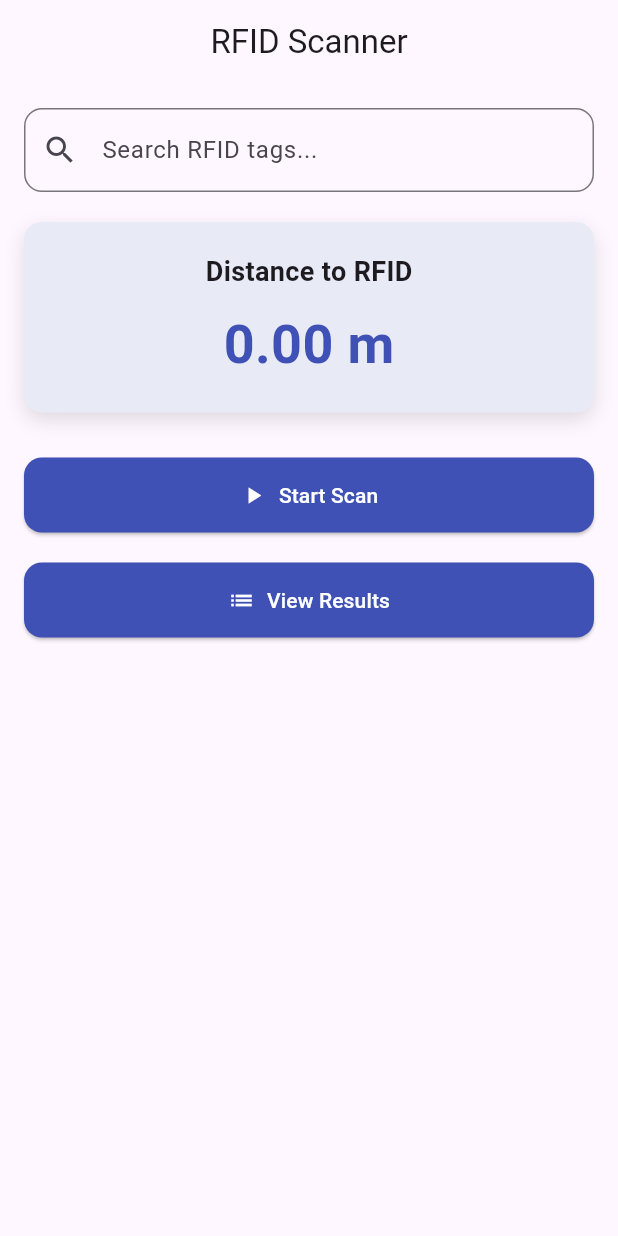
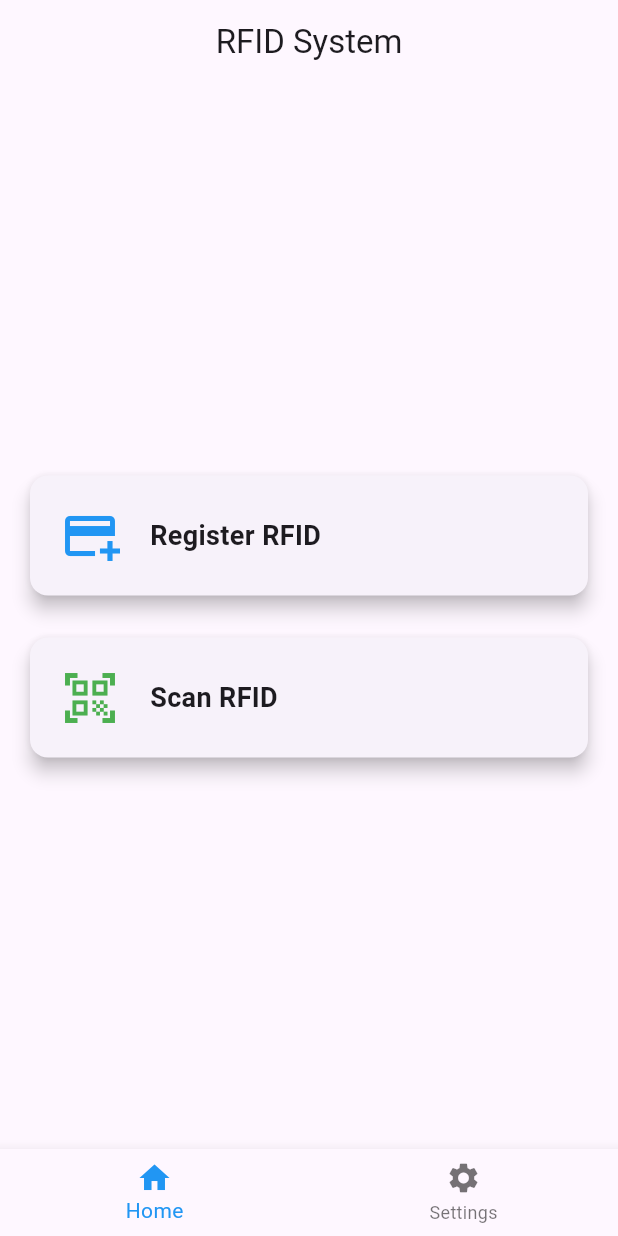
Before and after one commit to kartik040404/rfid_may, a Flutter app: the screen it shows after launch, on a phone screen of 412 x 824 dp. Run offline on Flutter 3.47's test engine with Material 3 defaults, Android fonts, the phone set to English and light mode, and no system bars.

Commit message:
added_UI_

```diff
--- a/lib/main.dart
+++ b/lib/main.dart
@@ -17,7 +17,7 @@
         primarySwatch: Colors.indigo,
         visualDensity: VisualDensity.adaptivePlatformDensity,
       ),
-      home: const HomePage(),
+      home: HomeScreen(),
     );
   }
 }
--- a/lib/ui/screens/home_screen.dart
+++ b/lib/ui/screens/home_screen.dart
@@ -1,119 +1,97 @@
 import 'package:flutter/material.dart';
-import '../../services/rfid_service.dart';
-import '../widgets/custom_button.dart';
-import '../widgets/custom_text_field.dart';
-import '../widgets/info_card.dart';
-import '../widgets/scan_button.dart';
-import 'results_screen.dart';
+import 'package:rfid_project/ui/screens/encoding_screen.dart';
+import 'scan_screen.dart'; // Correct import statement
 
-class HomePage extends StatefulWidget {
-  const HomePage({super.key});
-
-  @override
-  State<HomePage> createState() => _HomePageState();
+void main() {
+  runApp(MyApp());
 }
 
-class _HomePageState extends State<HomePage> {
-  bool isScanning = false;
-  double distance = 0.0;
-  final RFIDService _rfidService = RFIDService();
-  final TextEditingController _searchController = TextEditingController();
-  final FocusNode _searchFocusNode = FocusNode();
+class MyApp extends StatelessWidget {
+  @override
+  Widget build(BuildContext context) {
+    return MaterialApp(
+      debugShowCheckedModeBanner: false,
+      theme: ThemeData(
+        primarySwatch: Colors.blue,
+        visualDensity: VisualDensity.adaptivePlatformDensity,
+      ),
+      home: HomeScreen(),
+    );
+  }
+}
 
+class HomeScreen extends StatefulWidget {
   @override
-  void dispose() {
-    _searchController.dispose();
-    _searchFocusNode.dispose();
-    super.dispose();
-  }
+  _HomeScreenState createState() => _HomeScreenState();
+}
 
-  void startScan() {
+class _HomeScreenState extends State<HomeScreen> {
+  int _selectedIndex = 0;
+
+  void _onItemTapped(int index) {
     setState(() {
-      isScanning = true;
+      _selectedIndex = index;
     });
-    _rfidService.startScanning((newDistance) {
-      setState(() {
-        distance = newDistance;
-      });
-    });
-  }
-
-  void stopScan() {
-    setState(() {
-      isScanning = false;
-    });
-    _rfidService.stopScanning();
   }
 
   @override
   Widget build(BuildContext context) {
     return Scaffold(
       appBar: AppBar(
-        title: const Text('RFID Scanner'),
+        title: Text("RFID System"),
         centerTitle: true,
       ),
-      body: GestureDetector(
-        onTap: () {
-          FocusScope.of(context).unfocus(); // Unfocus the search field when tapping outside
-        },
+      body: Center(
         child: Padding(
           padding: const EdgeInsets.all(16.0),
           child: Column(
-            crossAxisAlignment: CrossAxisAlignment.stretch,
+            mainAxisAlignment: MainAxisAlignment.center,
             children: [
-              CustomTextField(
-                hintText: 'Search RFID tags...',
-                icon: Icons.search,
-                controller: _searchController,
-                focusNode: _searchFocusNode,
-                onChanged: (text) {
-                  if (isScanning) {
-                    stopScan();
-                  }
-                },
-                onSubmitted: (text) {
-                  if (text.isNotEmpty && !isScanning) {
-                    startScan();
-                  } else if (text.isEmpty && isScanning) {
-                    stopScan();
-                  }
-                },
-              ),
-              const SizedBox(height: 20),
-              InfoCard(
-                title: 'Distance to RFID',
-                value: '${distance.toStringAsFixed(2)} m',
-              ),
-              const SizedBox(height: 30),
-              if (isScanning) ...[
-                const Center(child: CircularProgressIndicator()),
-                const SizedBox(height: 20),
-                CustomButton(
-                  text: 'Stop Scan',
-                  icon: Icons.stop,
-                  color: Colors.red,
-                  onPressed: stopScan,
-                ),
-              ] else ...[
-                ScanButton(
-                  isScanning: isScanning,
-                  onStartScan: startScan,
-                  onStopScan: stopScan,
-                  focusNode: _searchFocusNode,
-                  controller: _searchController,
-                ),
-              ],
-              const SizedBox(height: 20),
-              CustomButton(
-                text: 'View Results',
-                icon: Icons.list,
-                onPressed: () {
-                  _searchFocusNode.unfocus(); // Unfocus the search field
-                  Navigator.push(
-                    context,
-                    MaterialPageRoute(builder: (context) => const ResultsScreen()),
-                  );
-                },
+              _buildFeatureCard("Register RFID", Icons.add_card, Colors.blue, () {
+                Navigator.push(context, MaterialPageRoute(builder: (context) => EncodingScreen()));
+              }),
+              SizedBox(height: 20),
+              _buildFeatureCard("Scan RFID", Icons.qr_code_scanner, Colors.green, () {
+                Navigator.push(context, MaterialPageRoute(builder: (context) => HomePage())); // Correct class name
+              }),
+            ],
+          ),
+        ),
+      ),
+      bottomNavigationBar: BottomNavigationBar(
+        items: const <BottomNavigationBarItem>[
+          BottomNavigationBarItem(icon: Icon(Icons.home), label: 'Home'),
+          BottomNavigationBarItem(icon: Icon(Icons.settings), label: 'Settings'),
+        ],
+        currentIndex: _selectedIndex,
+        selectedItemColor: Colors.blue,
+        onTap: _onItemTapped,
+      ),
+    );
+  }
+
+  Widget _buildFeatureCard(String title, IconData icon, Color color, VoidCallback onTap) {
+    return GestureDetector(
+      onTap: onTap,
+      child: Card(
+        elevation: 5,
+        shape: RoundedRectangleBorder(
+          borderRadius: BorderRadius.circular(12),
+        ),
+        child: Container(
+          padding: EdgeInsets.all(20),
+          width: double.infinity,
+          decoration: BoxDecoration(
+            borderRadius: BorderRadius.circular(12),
+          ),
+          child: Row(
+            mainAxisAlignment: MainAxisAlignment.start,
+            children: [
+              Icon(icon, size: 40, color: color),
+              SizedBox(width: 20),
+              Text(
+                title,
+                style: TextStyle(fontSize: 18, fontWeight: FontWeight.bold),
               ),
             ],
           ),
```
Also changed, not shown: lib/ui/screens/encoding_screen.dart (added, +132 -0 lines), lib/ui/screens/scan_screen.dart (added, +124 -0 lines), flutter_02.png (added).
